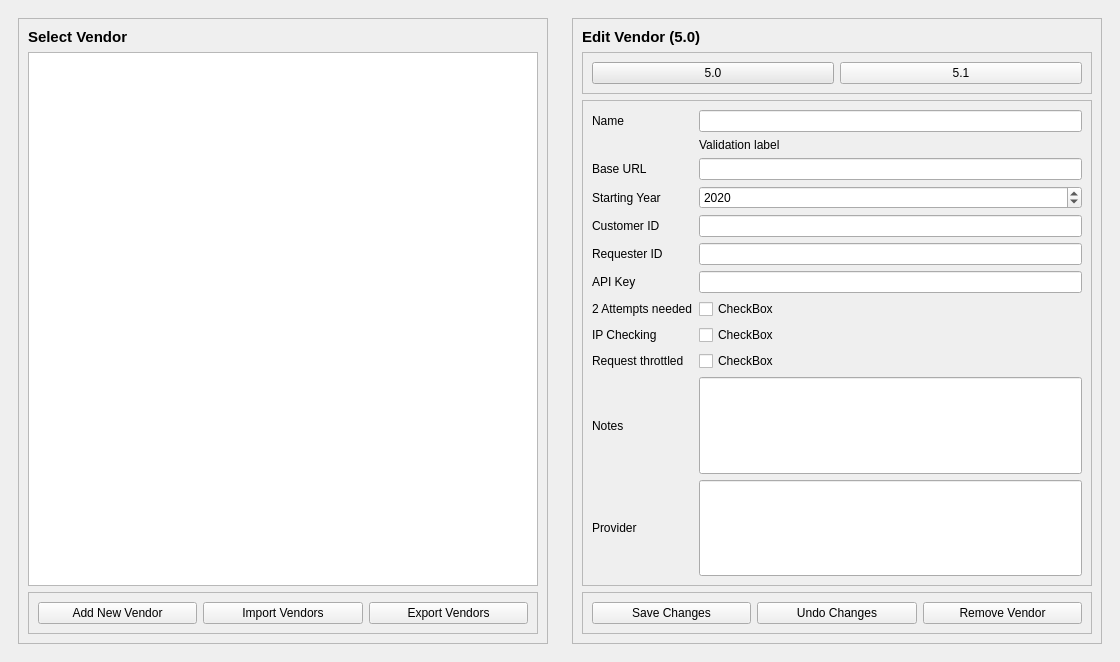
Qt form ui/ManageVendors.ui (aanushri9/Counter-Harvesting-5.1) before a commit.
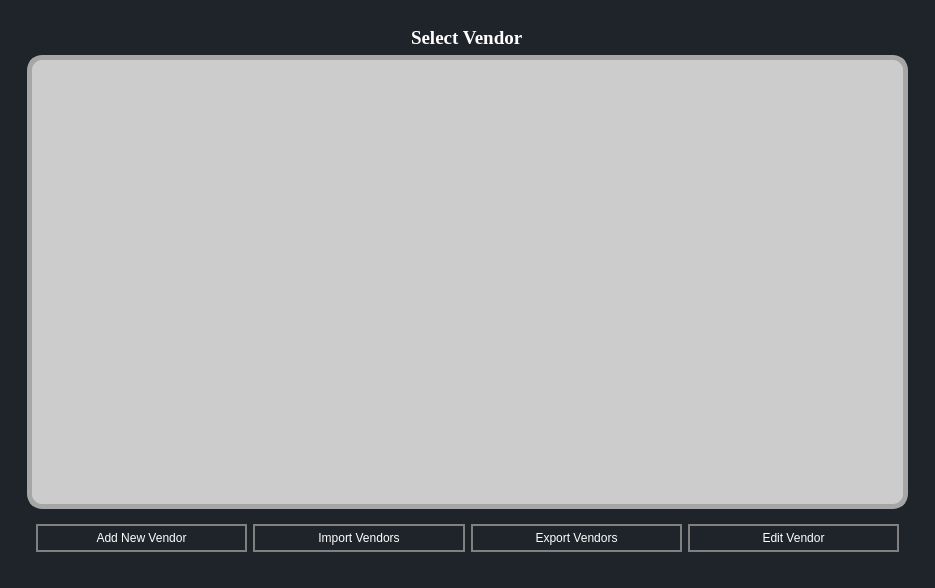
The same form after that commit. Icons and pictures are not drawn.

Patch:
```diff
--- a/ui/ManageVendors.ui
+++ b/ui/ManageVendors.ui
@@ -6,15 +6,44 @@
    <rect>
     <x>0</x>
     <y>0</y>
-    <width>1120</width>
-    <height>662</height>
+    <width>935</width>
+    <height>588</height>
    </rect>
   </property>
   <property name="windowTitle">
    <string>MainWindow</string>
   </property>
   <property name="styleSheet">
-   <string notr="true"/>
+   <string notr="true">*{
+	
+border:none;
+background-color:transparent;
+background:none;
+padding:0;
+margin:0;
+color:#fff;
+}
+
+
+
+#centralwidget{
+background-color:#1f232a;
+}
+#EditVendor{
+background-color:#16191d;
+}
+QPushButton{
+text-align:left;
+padding: 5px 10px;
+
+border-top-left-radius:5px;
+border-botton-left-radius:5px;
+}
+QPushButton:pressed{
+background-color:grey;
+text-align:left;
+padding:2px 10px;
+color:white;}</string>
   </property>
   <widget class="QWidget" name="centralwidget">
    <layout class="QGridLayout" name="gridLayout_4">
@@ -30,16 +59,19 @@
           <enum>QFrame::Plain</enum>
          </property>
          <layout class="QGridLayout" name="gridLayout_7">
-          <item row="0" column="0">
+          <item row="0" column="0" alignment="Qt::AlignHCenter">
            <widget class="QLabel" name="label_13">
             <property name="font">
              <font>
-              <family>Segoe UI</family>
-              <pointsize>11</pointsize>
+              <family>Georgia</family>
+              <pointsize>14</pointsize>
               <weight>75</weight>
               <bold>true</bold>
              </font>
             </property>
+            <property name="styleSheet">
+             <string notr="true"/>
+            </property>
             <property name="text">
              <string>Select Vendor</string>
             </property>
@@ -53,6 +85,21 @@
               <pointsize>11</pointsize>
              </font>
             </property>
+            <property name="styleSheet">
+             <string notr="true">QListView {
+	background-color: #cccccc;
+	border-radius: 20px; 
+}
+
+#vendorsListView{
+
+   border-radius:15px;
+    border: 5px solid #000000;
+	border-color: rgb(166, 166, 166);
+
+
+}</string>
+            </property>
             <property name="alternatingRowColors">
              <bool>true</bool>
             </property>
@@ -60,12 +107,35 @@
           </item>
           <item row="2" column="0">
            <widget class="QFrame" name="frame_2">
+            <property name="styleSheet">
+             <string notr="true">QPushButton {
+    border: 2px solid #000000;
+border-color:grey;
+border-radius:15px;
+}
+
+QPushButton:hover {
+    background-color: lightblue;
+}
+
+</string>
+            </property>
             <property name="frameShape">
              <enum>QFrame::StyledPanel</enum>
             </property>
-            <layout class="QGridLayout" name="gridLayout_3">
-             <item row="0" column="0">
+            <layout class="QHBoxLayout" name="horizontalLayout">
+             <item>
               <widget class="QPushButton" name="addVendorButton">
+               <property name="sizePolicy">
+                <sizepolicy hsizetype="Expanding" vsizetype="Fixed">
+                 <horstretch>0</horstretch>
+                 <verstretch>0</verstretch>
+                </sizepolicy>
+               </property>
+               <property name="styleSheet">
+                <string notr="true">text-align: center;
+</string>
+               </property>
                <property name="text">
                 <string>Add New Vendor</string>
                </property>
@@ -75,8 +145,18 @@
                </property>
               </widget>
              </item>
-             <item row="0" column="1">
+             <item>
               <widget class="QPushButton" name="importVendorsButton">
+               <property name="sizePolicy">
+                <sizepolicy hsizetype="Expanding" vsizetype="Fixed">
+                 <horstretch>0</horstretch>
+                 <verstretch>0</verstretch>
+                </sizepolicy>
+               </property>
+               <property name="styleSheet">
+                <string notr="true">text-align: center;
+</string>
+               </property>
                <property name="text">
                 <string>Import Vendors</string>
                </property>
@@ -86,11 +166,21 @@
                </property>
               </widget>
              </item>
-             <item row="0" column="3">
+             <item>
               <widget class="QPushButton" name="exportVendorsButton">
+               <property name="sizePolicy">
+                <sizepolicy hsizetype="Expanding" vsizetype="Fixed">
+                 <horstretch>0</horstretch>
+                 <verstretch>0</verstretch>
+                </sizepolicy>
+               </property>
                <property name="toolTip">
                 <string>&lt;html&gt;&lt;head/&gt;&lt;body&gt;&lt;p&gt;&lt;img src=&quot;:/newPrefix/save_icon.png&quot;/&gt;yguhbnj&lt;/p&gt;&lt;/body&gt;&lt;/html&gt;</string>
                </property>
+               <property name="styleSheet">
+                <string notr="true">text-align: center;
+</string>
+               </property>
                <property name="text">
                 <string>Export Vendors</string>
                </property>
@@ -100,312 +190,24 @@
                </property>
               </widget>
              </item>
-            </layout>
-           </widget>
-          </item>
-         </layout>
-        </widget>
-       </item>
-      </layout>
-     </widget>
-    </item>
-    <item row="0" column="1">
-     <widget class="QWidget" name="EditVendor" native="true">
-      <layout class="QGridLayout" name="gridLayout_2">
-       <item row="0" column="0">
-        <widget class="QFrame" name="frame_3">
-         <property name="frameShape">
-          <enum>QFrame::StyledPanel</enum>
-         </property>
-         <property name="frameShadow">
-          <enum>QFrame::Plain</enum>
-         </property>
-         <layout class="QGridLayout" name="gridLayout_6">
-          <item row="0" column="0">
-           <widget class="QLabel" name="label_7">
-            <property name="enabled">
-             <bool>true</bool>
-            </property>
-            <property name="sizePolicy">
-             <sizepolicy hsizetype="Preferred" vsizetype="Preferred">
-              <horstretch>0</horstretch>
-              <verstretch>0</verstretch>
-             </sizepolicy>
-            </property>
-            <property name="font">
-             <font>
-              <family>Segoe UI</family>
-              <pointsize>11</pointsize>
-              <weight>75</weight>
-              <bold>true</bold>
-             </font>
-            </property>
-            <property name="frameShape">
-             <enum>QFrame::NoFrame</enum>
-            </property>
-            <property name="text">
-             <string>Edit Vendor (5.0)</string>
-            </property>
-           </widget>
-          </item>
-          <item row="1" column="0">
-           <widget class="QFrame" name="frame_4">
-            <property name="frameShape">
-             <enum>QFrame::StyledPanel</enum>
-            </property>
-            <property name="frameShadow">
-             <enum>QFrame::Plain</enum>
-            </property>
-            <layout class="QHBoxLayout" name="horizontalLayout">
              <item>
-              <widget class="QPushButton" name="fivezero">
+              <widget class="QPushButton" name="pushButton">
+               <property name="sizePolicy">
+                <sizepolicy hsizetype="Expanding" vsizetype="Fixed">
+                 <horstretch>0</horstretch>
+                 <verstretch>0</verstretch>
+                </sizepolicy>
+               </property>
                <property name="styleSheet">
-                <string notr="true">background-color:#e7e7e7;</string>
+                <string notr="true">text-align: center;
+</string>
                </property>
                <property name="text">
-                <string>5.0</string>
+                <string>Edit Vendor</string>
                </property>
-              </widget>
-             </item>
-             <item>
-              <widget class="QPushButton" name="fiveone">
-               <property name="text">
-                <string>5.1</string>
-               </property>
-              </widget>
-             </item>
-            </layout>
-           </widget>
-          </item>
-          <item row="2" column="0">
-           <widget class="QFrame" name="edit_vendor_details_frame">
-            <property name="frameShape">
-             <enum>QFrame::StyledPanel</enum>
-            </property>
-            <layout class="QGridLayout" name="gridLayout_5">
-             <item row="5" column="0">
-              <widget class="QLabel" name="label_4">
-               <property name="text">
-                <string>Requester ID</string>
-               </property>
-              </widget>
-             </item>
-             <item row="8" column="1">
-              <widget class="QCheckBox" name="checkBox_2">
-               <property name="text">
-                <string>CheckBox</string>
-               </property>
-              </widget>
-             </item>
-             <item row="7" column="1">
-              <widget class="QCheckBox" name="checkBox">
-               <property name="text">
-                <string>CheckBox</string>
-               </property>
-              </widget>
-             </item>
-             <item row="9" column="0">
-              <widget class="QLabel" name="label_11">
-               <property name="text">
-                <string>Request throttled</string>
-               </property>
-              </widget>
-             </item>
-             <item row="10" column="1">
-              <widget class="QLineEdit" name="notesEdit">
-               <property name="sizePolicy">
-                <sizepolicy hsizetype="Expanding" vsizetype="Expanding">
-                 <horstretch>0</horstretch>
-                 <verstretch>0</verstretch>
-                </sizepolicy>
-               </property>
-               <property name="minimumSize">
-                <size>
-                 <width>339</width>
-                 <height>0</height>
-                </size>
-               </property>
-              </widget>
-             </item>
-             <item row="3" column="1">
-              <widget class="QDateEdit" name="All_reports_edit_fetch">
-               <property name="enabled">
-                <bool>true</bool>
-               </property>
-               <property name="dateTime">
-                <datetime>
-                 <hour>0</hour>
-                 <minute>0</minute>
-                 <second>0</second>
-                 <year>2020</year>
-                 <month>1</month>
-                 <day>1</day>
-                </datetime>
-               </property>
-               <property name="displayFormat">
-                <string>yyyy</string>
-               </property>
-              </widget>
-             </item>
-             <item row="4" column="0">
-              <widget class="QLabel" name="label_3">
-               <property name="text">
-                <string>Customer ID</string>
-               </property>
-              </widget>
-             </item>
-             <item row="6" column="0">
-              <widget class="QLabel" name="label_5">
-               <property name="text">
-                <string>API Key</string>
-               </property>
-              </widget>
-             </item>
-             <item row="7" column="0">
-              <widget class="QLabel" name="label_8">
-               <property name="text">
-                <string>2 Attempts needed</string>
-               </property>
-              </widget>
-             </item>
-             <item row="11" column="0">
-              <widget class="QLabel" name="companiesText">
-               <property name="text">
-                <string>Provider</string>
-               </property>
-              </widget>
-             </item>
-             <item row="10" column="0">
-              <widget class="QLabel" name="label_28">
-               <property name="text">
-                <string>Notes</string>
-               </property>
-              </widget>
-             </item>
-             <item row="8" column="0">
-              <widget class="QLabel" name="label_9">
-               <property name="text">
-                <string>IP Checking</string>
-               </property>
-              </widget>
-             </item>
-             <item row="4" column="1">
-              <widget class="QLineEdit" name="lineEdit"/>
-             </item>
-             <item row="11" column="1">
-              <widget class="QLineEdit" name="providerEdit">
-               <property name="sizePolicy">
-                <sizepolicy hsizetype="Expanding" vsizetype="Expanding">
-                 <horstretch>0</horstretch>
-                 <verstretch>0</verstretch>
-                </sizepolicy>
-               </property>
-              </widget>
-             </item>
-             <item row="6" column="1">
-              <widget class="QLineEdit" name="apiKeyEdit"/>
-             </item>
-             <item row="5" column="1">
-              <widget class="QLineEdit" name="requesterIdEdit"/>
-             </item>
-             <item row="9" column="1">
-              <widget class="QCheckBox" name="checkBox_3">
-               <property name="text">
-                <string>CheckBox</string>
-               </property>
-              </widget>
-             </item>
-             <item row="2" column="0">
-              <widget class="QLabel" name="label_2">
-               <property name="text">
-                <string>Base URL</string>
-               </property>
-              </widget>
-             </item>
-             <item row="0" column="0">
-              <widget class="QLabel" name="label">
-               <property name="text">
-                <string>Name</string>
-               </property>
-              </widget>
-             </item>
-             <item row="0" column="1">
-              <widget class="QLineEdit" name="nameEdit"/>
-             </item>
-             <item row="1" column="1">
-              <widget class="QLabel" name="name_validation_label">
-               <property name="text">
-                <string>Validation label</string>
-               </property>
-              </widget>
-             </item>
-             <item row="3" column="0">
-              <widget class="QLabel" name="label_10">
-               <property name="text">
-                <string>Starting Year</string>
-               </property>
-              </widget>
-             </item>
-             <item row="2" column="1">
-              <widget class="QLineEdit" name="customerIdEdit"/>
-             </item>
-            </layout>
-           </widget>
-          </item>
-          <item row="3" column="0">
-           <widget class="QFrame" name="edit_vendor_options_frame">
-            <property name="enabled">
-             <bool>true</bool>
-            </property>
-            <property name="frameShape">
-             <enum>QFrame::StyledPanel</enum>
-            </property>
-            <layout class="QHBoxLayout" name="horizontalLayout_5">
-             <item>
-              <widget class="QPushButton" name="saveVendorChangesButton">
-               <property name="enabled">
-                <bool>true</bool>
-               </property>
-               <property name="text">
-                <string>Save Changes</string>
-               </property>
                <property name="icon">
                 <iconset>
-                 <normaloff>resources/save_icon.png</normaloff>resources/save_icon.png</iconset>
-               </property>
-               <property name="default">
-                <bool>false</bool>
-               </property>
-               <property name="flat">
-                <bool>false</bool>
-               </property>
-              </widget>
-             </item>
-             <item>
-              <widget class="QPushButton" name="undoVendorChangesButton">
-               <property name="enabled">
-                <bool>true</bool>
-               </property>
-               <property name="text">
-                <string>Undo Changes</string>
-               </property>
-               <property name="icon">
-                <iconset>
-                 <normaloff>resources/undo_icon.png</normaloff>resources/undo_icon.png</iconset>
-               </property>
-              </widget>
-             </item>
-             <item>
-              <widget class="QPushButton" name="removeVendorButton">
-               <property name="enabled">
-                <bool>true</bool>
-               </property>
-               <property name="text">
-                <string>Remove Vendor</string>
-               </property>
-               <property name="icon">
-                <iconset>
-                 <normaloff>resources/remove_vendor_icon.png</normaloff>resources/remove_vendor_icon.png</iconset>
+                 <normaloff>resources/Icons/edit.png</normaloff>resources/Icons/edit.png</iconset>
                </property>
               </widget>
              </item>
```
Left out of the diff: 10 changed lines with no effect on the pictures.
